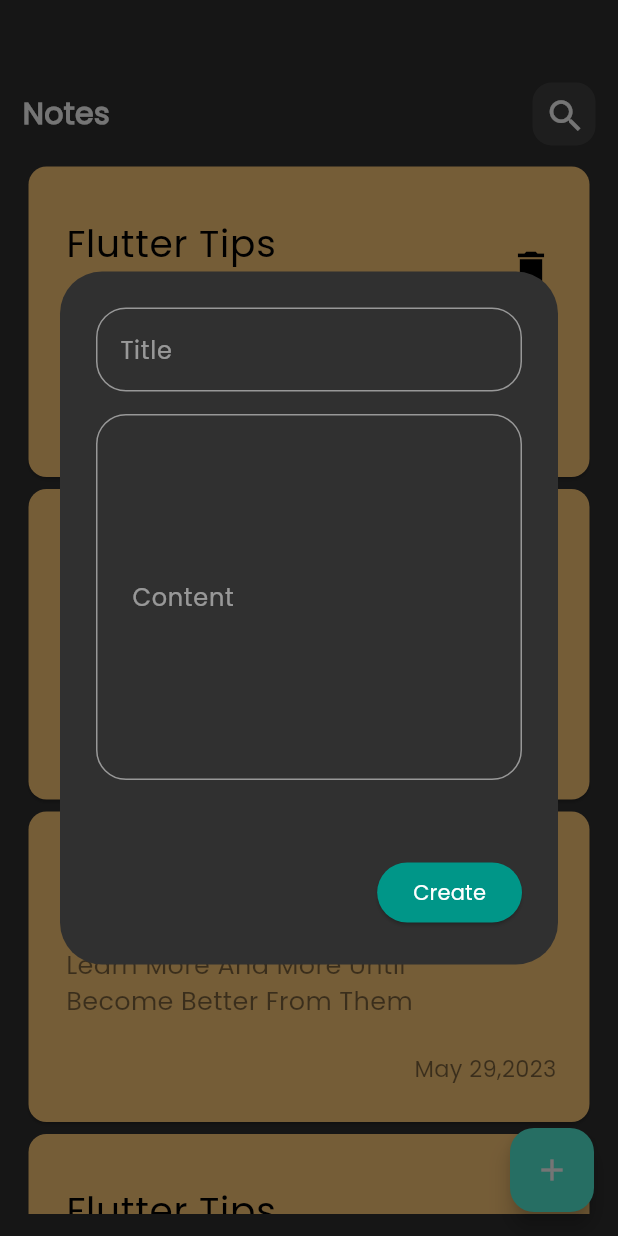
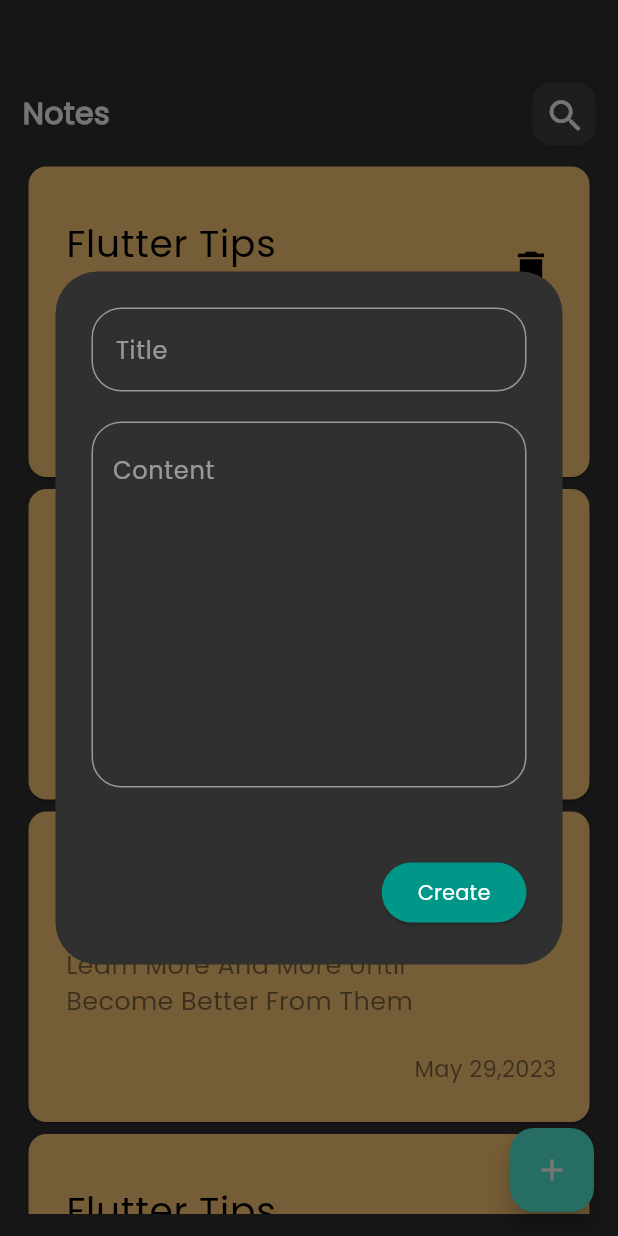
Before and after one commit to Mohammed-AboLEneen/note_app, a Flutter app: the screen it shows after launch, after a tap on the "add" icon, on a phone screen of 412 x 824 dp. Run offline on Flutter 3.47's test engine with Material 2 defaults, Android fonts, the phone set to English and light mode, and no system bars.

Commit message:
refactor the code 2

```diff
--- a/lib/main.dart
+++ b/lib/main.dart
@@ -14,25 +14,15 @@ class MyApp extends StatelessWidget {
     return MaterialApp(
       title: 'Flutter Demo',
       theme: ThemeData(
-        // This is the theme of your application.
-        //
-        // TRY THIS: Try running your application with "flutter run". You'll see
-        // the application has a blue toolbar. Then, without quitting the app,
-        // try changing the seedColor in the colorScheme below to Colors.green
-          // and then invoke "hot reload" (save your changes or press the "hot
-          // reload" button in a Flutter-supported IDE, or press "r" if you used
-          // the command line to start the app).
-          //
-          // Notice that the counter didn't reset back to zero; the application
-          // state is not lost during the reload. To reset the state, use hot
-          // restart instead.
-          //
-          // This works for code too, not just values: Most code changes can be
-          // tested with just a hot reload.
-          colorScheme: const ColorScheme.light(
-              primary: Colors.white, onPrimary: Colors.white),
-          useMaterial3: true,
-          fontFamily: 'Poppins'),
+        colorScheme: const ColorScheme.light(
+            primary: Colors.white, onPrimary: Colors.white),
+        useMaterial3: true,
+        fontFamily: 'Poppins',
+        textSelectionTheme: TextSelectionThemeData(
+            cursorColor: Colors.white,
+            selectionHandleColor: Colors.teal,
+            selectionColor: Colors.white.withOpacity(.5)),
+      ),
       home: NoteView(),
       debugShowCheckedModeBanner: false,
     );
--- a/lib/widgets/custom_textfield.dart
+++ b/lib/widgets/custom_textfield.dart
@@ -1,22 +1,35 @@
 import 'package:flutter/material.dart';
 
 class CustomTextField extends StatelessWidget {
-  const CustomTextField({super.key});
+  final String? hint;
+  final EdgeInsetsGeometry? padding;
+
+  CustomTextField({super.key, this.hint, this.padding});
 
   @override
   Widget build(BuildContext context) {
     // TODO: implement build
     return TextField(
       textInputAction: TextInputAction.next,
+      textAlignVertical: TextAlignVertical.top,
+      style: TextStyle(
+        color: Colors.white.withOpacity(.7), // Set the color of the text
+      ),
       decoration: InputDecoration(
-          hintText: 'Title',
+          hintText: hint,
           hintStyle: TextStyle(color: Colors.white.withOpacity(.5)),
+          contentPadding: padding,
           enabledBorder: OutlineInputBorder(
               borderRadius: BorderRadius.circular(20),
               borderSide: BorderSide(color: Colors.white.withOpacity(.5))),
           focusedBorder: OutlineInputBorder(
               borderRadius: BorderRadius.circular(20),
-              borderSide: const BorderSide(color: Colors.teal))),
+              borderSide: const BorderSide(
+                color: Colors.teal,
+                width: 2.0,
+                // Set the thickness of the underline
+                style: BorderStyle.solid,
+              ))),
     );
   }
 }
--- a/lib/widgets/note_alert.dart
+++ b/lib/widgets/note_alert.dart
@@ -1,4 +1,6 @@
 import 'package:flutter/material.dart';
+
+import 'custom_textfield.dart';
 
 class WriteNoteContent extends StatelessWidget {
   final TextEditingController controller = TextEditingController();
@@ -9,45 +11,25 @@ class WriteNoteContent extends StatelessWidget {
   Widget build(BuildContext context) {
     return AlertDialog(
       backgroundColor: const Color(0xff303030),
+      insetPadding: EdgeInsets.zero,
       content: SizedBox(
-        width: 350,
+        width: 290,
         height: 350,
         child: Padding(
           padding: const EdgeInsets.only(top: 8.0),
           child: SingleChildScrollView(
             child: Column(
               children: [
-                TextField(
-                  textInputAction: TextInputAction.next,
-                  decoration: InputDecoration(
-                      hintText: 'Title',
-                      hintStyle: TextStyle(color: Colors.white.withOpacity(.5)),
-                      enabledBorder: OutlineInputBorder(
-                          borderRadius: BorderRadius.circular(20),
-                          borderSide:
-                              BorderSide(color: Colors.white.withOpacity(.5))),
-                      focusedBorder: OutlineInputBorder(
-                          borderRadius: BorderRadius.circular(20),
-                          borderSide: const BorderSide(color: Colors.teal))),
+                CustomTextField(
+                  hint: 'Title',
                 ),
-                const SizedBox(height: 15),
-                TextField(
-                  textInputAction: TextInputAction.next,
-                  controller: controller,
-                  textAlign: TextAlign.start,
-                  decoration: InputDecoration(
-                      contentPadding: const EdgeInsets.symmetric(
-                          horizontal: 20, vertical: 110.0),
-                      hintText: 'Content',
-                      hintStyle: TextStyle(color: Colors.white.withOpacity(.5)),
-                      enabledBorder: OutlineInputBorder(
-                          borderRadius: BorderRadius.circular(20),
-                          borderSide:
-                              BorderSide(color: Colors.white.withOpacity(.5))),
-                      focusedBorder: OutlineInputBorder(
-                          borderRadius: BorderRadius.circular(20),
-                          borderSide: const BorderSide(color: Colors.teal))),
+                const SizedBox(
+                  height: 20,
                 ),
+                CustomTextField(
+                    hint: 'Content',
+                    padding:
+                        const EdgeInsets.only(bottom: 200, top: 20, left: 10)),
               ],
             ),
           ),
```
